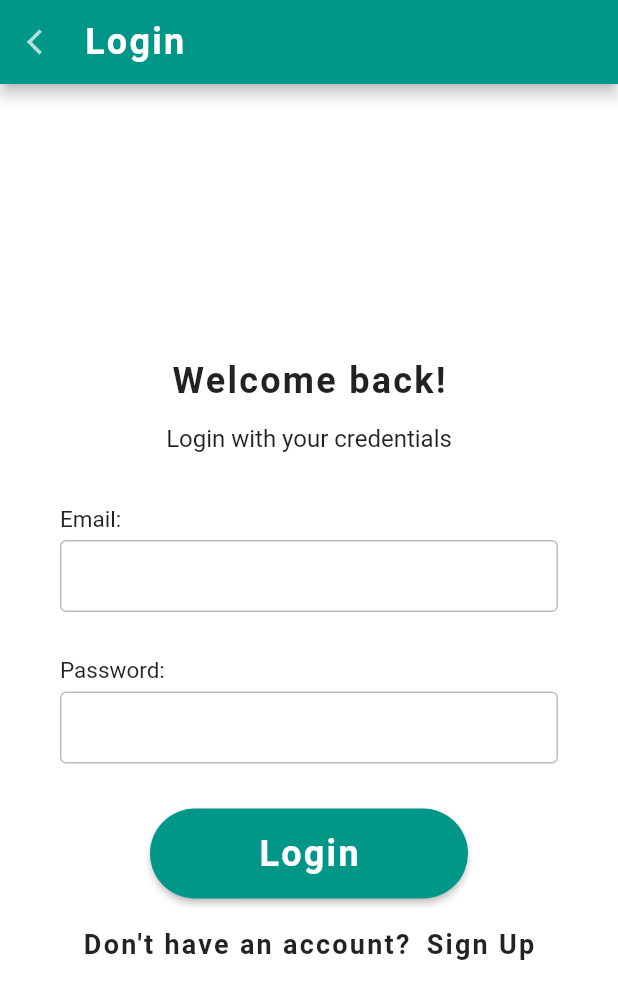
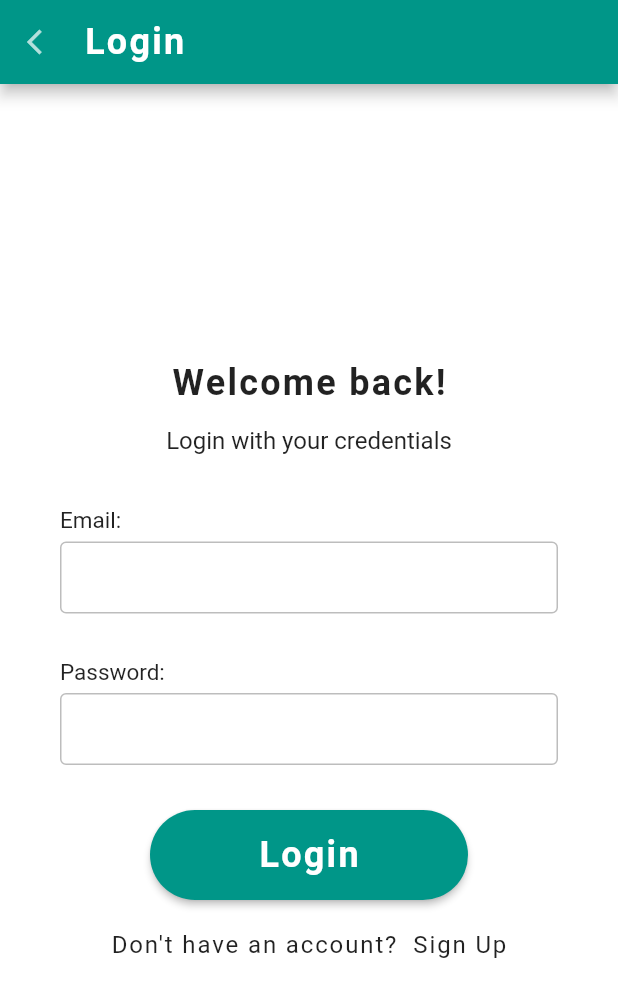
Before and after one commit to AsthaGarg16/CZ3002-FIT, a Flutter app: the screen it shows after launch, after a tap on "Login", on a phone screen of 412 x 824 dp. Shown: the top 999 px of the screen. Run offline on Flutter 3.47's test engine with Material 2 defaults, Android fonts, the phone set to English and light mode, and no system bars; our stand-ins replace cloud_firestore, firebase_auth, firebase_core, flutter_speed_dial; accounts and stored records are empty; Roboto replaces fonts that are missing (mw).

Commit message:
Updated font style in login page

```diff
--- a/fit/lib/UI/Login.dart
+++ b/fit/lib/UI/Login.dart
@@ -215,21 +215,23 @@ class _LoginState extends State<Login> {
                 Row(
                   mainAxisAlignment: MainAxisAlignment.center,
                   crossAxisAlignment: CrossAxisAlignment.end,
-                  children: [
+                  children: const [
                     Text("Don't have an account?",
-                      style: Theme
-                          .of(context)
-                          .textTheme
-                          .labelMedium,),
-                    const SizedBox(
+                      style: TextStyle(
+                          fontSize: 16.0,
+                          fontWeight: FontWeight.normal,
+                          color: Colors.black87,
+                          letterSpacing: 1.25),),
+                    SizedBox(
                       width: 10,
                     ),
                     Text(
                       "Sign Up",
-                      style: Theme
-                          .of(context)
-                          .textTheme
-                          .labelMedium,
+                      style:TextStyle(
+                          fontSize: 16.0,
+                          fontWeight: FontWeight.normal,
+                          color: Colors.black87,
+                          letterSpacing: 1.25),
                     ),
                   ],
                 )
```
